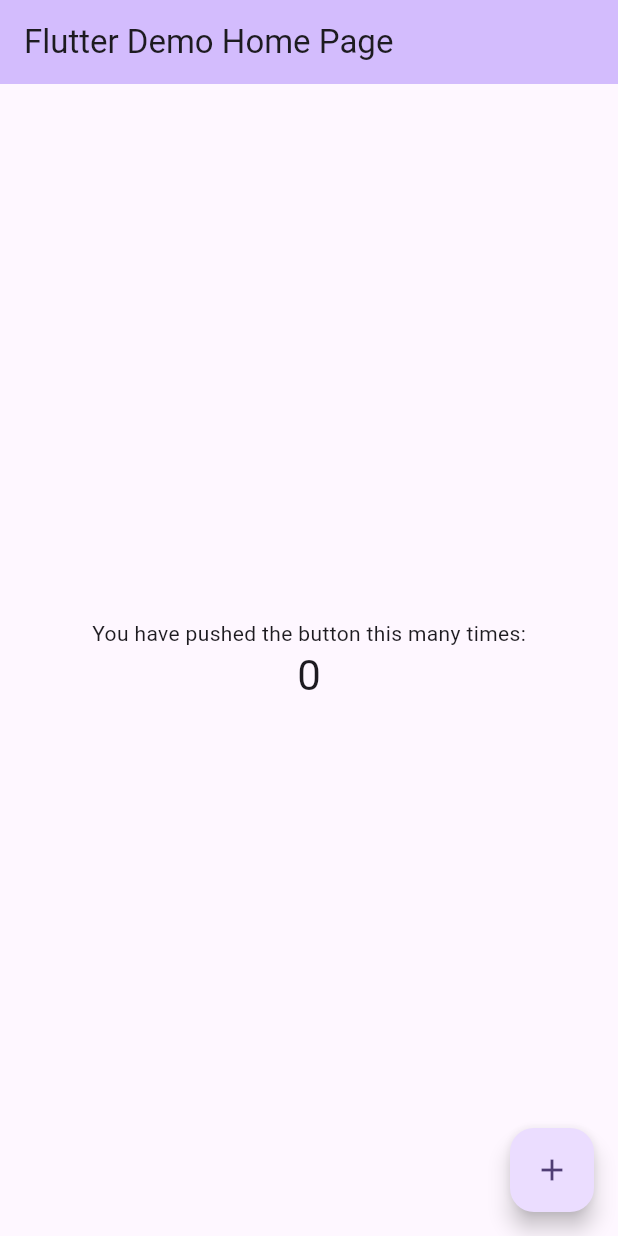
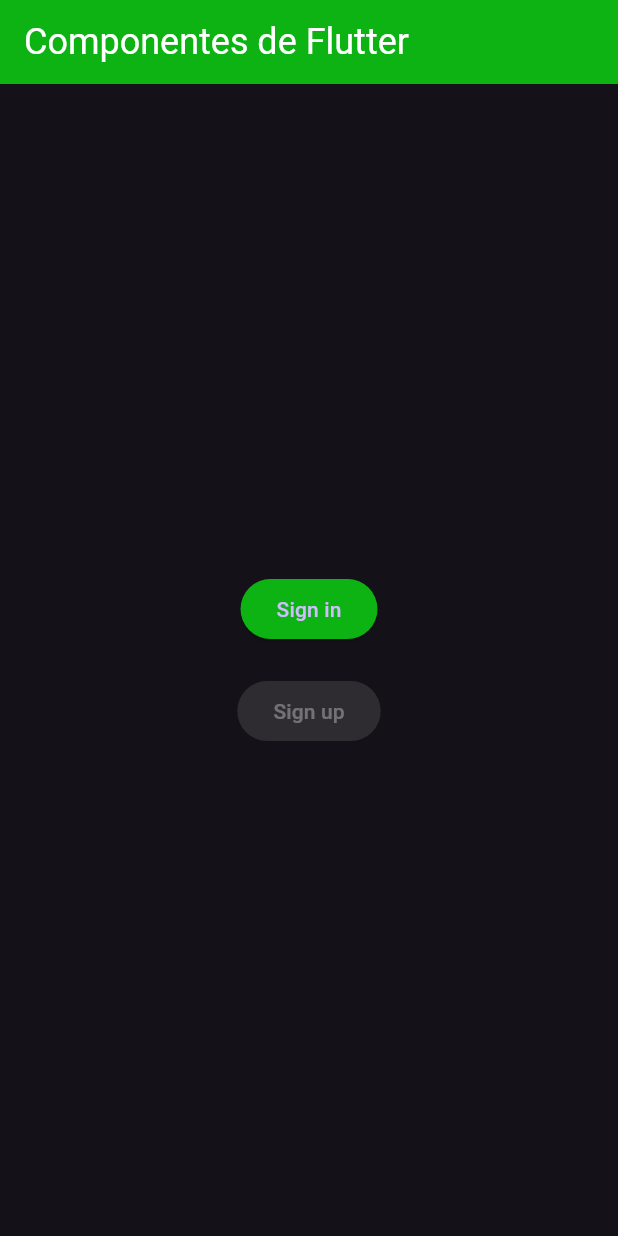
Before and after one commit to jeroen1010/examen_jmj, a Flutter app: the screen it shows after launch, on a phone screen of 412 x 824 dp. Run offline on Flutter 3.47's test engine with Material 3 defaults, Android fonts, the phone set to English and light mode, and no system bars.

Commit message:
Estructura, HomeScreen y SigIn screen

```diff
--- a/lib/main.dart
+++ b/lib/main.dart
@@ -1,125 +1,22 @@
+import 'package:examen_jmj/routes/app_routes_jmj.dart';
+import 'package:examen_jmj/screens/screens_jmj.dart';
+import 'package:examen_jmj/theme/app_theme_jmj.dart';
 import 'package:flutter/material.dart';
 
-void main() {
-  runApp(const MyApp());
-}
+void main() => runApp(const MyApp());
 
 class MyApp extends StatelessWidget {
   const MyApp({super.key});
 
-  // This widget is the root of your application.
   @override
   Widget build(BuildContext context) {
     return MaterialApp(
-      title: 'Flutter Demo',
-      theme: ThemeData(
-        // This is the theme of your application.
-        //
-        // TRY THIS: Try running your application with "flutter run". You'll see
-        // the application has a purple toolbar. Then, without quitting the app,
-        // try changing the seedColor in the colorScheme below to Colors.green
-        // and then invoke "hot reload" (save your changes or press the "hot
-        // reload" button in a Flutter-supported IDE, or press "r" if you used
-        // the command line to start the app).
-        //
-        // Notice that the counter didn't reset back to zero; the application
-        // state is not lost during the reload. To reset the state, use hot
-        // restart instead.
-        //
-        // This works for code too, not just values: Most code changes can be
-        // tested with just a hot reload.
-        colorScheme: ColorScheme.fromSeed(seedColor: Colors.deepPurple),
-        useMaterial3: true,
-      ),
-      home: const MyHomePage(title: 'Flutter Demo Home Page'),
+      debugShowCheckedModeBanner: false,
+      title: 'Examen App',
+      //home: const Listview2Screen(),
+      initialRoute: AppRoutes.initialRoute,
+      routes: AppRoutes.getAppRoutes(),
+      theme: AppTheme.darkTheme
     );
   }
 }
-
-class MyHomePage extends StatefulWidget {
-  const MyHomePage({super.key, required this.title});
-
-  // This widget is the home page of your application. It is stateful, meaning
-  // that it has a State object (defined below) that contains fields that affect
-  // how it looks.
-
-  // This class is the configuration for the state. It holds the values (in this
-  // case the title) provided by the parent (in this case the App widget) and
-  // used by the build method of the State. Fields in a Widget subclass are
-  // always marked "final".
-
-  final String title;
-
-  @override
-  State<MyHomePage> createState() => _MyHomePageState();
-}
-
-class _MyHomePageState extends State<MyHomePage> {
-  int _counter = 0;
-
-  void _incrementCounter() {
-    setState(() {
-      // This call to setState tells the Flutter framework that something has
-      // changed in this State, which causes it to rerun the build method below
-      // so that the display can reflect the updated values. If we changed
-      // _counter without calling setState(), then the build method would not be
-      // called again, and so nothing would appear to happen.
-      _counter++;
-    });
-  }
-
-  @override
-  Widget build(BuildContext context) {
-    // This method is rerun every time setState is called, for instance as done
-    // by the _incrementCounter method above.
-    //
-    // The Flutter framework has been optimized to make rerunning build methods
-    // fast, so that you can just rebuild anything that needs updating rather
-    // than having to individually change instances of widgets.
-    return Scaffold(
-      appBar: AppBar(
-        // TRY THIS: Try changing the color here to a specific color (to
-        // Colors.amber, perhaps?) and trigger a hot reload to see the AppBar
-        // change color while the other colors stay the same.
-        backgroundColor: Theme.of(context).colorScheme.inversePrimary,
-        // Here we take the value from the MyHomePage object that was created by
-        // the App.build method, and use it to set our appbar title.
-        title: Text(widget.title),
-      ),
-      body: Center(
-        // Center is a layout widget. It takes a single child and positions it
-        // in the middle of the parent.
-        child: Column(
-          // Column is also a layout widget. It takes a list of children and
-          // arranges them vertically. By default, it sizes itself to fit its
-          // children horizontally, and tries to be as tall as its parent.
-          //
-          // Column has various properties to control how it sizes itself and
-          // how it positions its children. Here we use mainAxisAlignment to
-          // center the children vertically; the main axis here is the vertical
-          // axis because Columns are vertical (the cross axis would be
-          // horizontal).
-          //
-          // TRY THIS: Invoke "debug painting" (choose the "Toggle Debug Paint"
-          // action in the IDE, or press "p" in the console), to see the
-          // wireframe for each widget.
-          mainAxisAlignment: MainAxisAlignment.center,
-          children: <Widget>[
-            const Text(
-              'You have pushed the button this many times:',
-            ),
-            Text(
-              '$_counter',
-              style: Theme.of(context).textTheme.headlineMedium,
-            ),
-          ],
-        ),
-      ),
-      floatingActionButton: FloatingActionButton(
-        onPressed: _incrementCounter,
-        tooltip: 'Increment',
-        child: const Icon(Icons.add),
-      ), // This trailing comma makes auto-formatting nicer for build methods.
-    );
-  }
-}
--- /dev/null
+++ b/lib/models/menu_option_jmj.dart
@@ -0,0 +1,11 @@
+import 'package:examen_jmj/screens/screens_jmj.dart';
+import 'package:flutter/material.dart';
+
+class MenuOption {
+  final String route;
+  final IconData icon;
+  final String name;
+  final Widget screen;
+
+  MenuOption({required this.route, required this.icon, required this.name, required this.screen});
+}
--- /dev/null
+++ b/lib/models/models_jmj.dart
@@ -0,0 +1 @@
+export 'package:examen_jmj/models/menu_option_jmj.dart';
--- /dev/null
+++ b/lib/routes/app_routes_jmj.dart
@@ -0,0 +1,37 @@
+import 'package:examen_jmj/models/models_jmj.dart';
+import 'package:examen_jmj/screens/screens_jmj.dart';
+import 'package:flutter/material.dart';
+
+class AppRoutes {
+  static const initialRoute = 'home';
+
+  static final MenuOptions = <MenuOption>[
+    MenuOption(
+      route: 'home',
+      icon: Icons.house_rounded,
+      name: 'Home Screen',
+      screen: const HomeScreen()),
+    MenuOption(
+      route: 'signin',
+      icon: Icons.login_rounded,
+      name: 'Sign In Screen',
+      screen: const SigninScreen(),
+    ),
+  ];
+
+  static Map<String, Widget Function(BuildContext)> getAppRoutes() {
+    Map<String, Widget Function(BuildContext)> appRoutes = {};
+
+    for (final option in MenuOptions) {
+      appRoutes.addAll({option.route: (BuildContext context) => option.screen});
+    }
+
+    return appRoutes;
+  }
+
+  /*static Route<dynamic> onGenerateRoute (RouteSettings settings) {
+      return MaterialPageRoute(
+        builder: (context) => const AlertScreen()
+      );
+  }*/
+}
--- /dev/null
+++ b/lib/screens/home_screen_jmj.dart
@@ -0,0 +1,41 @@
+import 'package:examen_jmj/routes/app_routes_jmj.dart';
+import 'package:flutter/material.dart';
+import 'package:examen_jmj/theme/app_theme_jmj.dart';
+
+class HomeScreen extends StatelessWidget {
+  const HomeScreen({Key? key}) : super(key: key);
+
+  @override
+  Widget build(BuildContext context) {
+    return Scaffold(
+      appBar: AppBar(
+        title: const Text('Componentes de Flutter'),
+        elevation: 0,
+      ),
+      body: Center(
+        child: Column(
+          mainAxisAlignment: MainAxisAlignment.center,
+          children: [
+            ElevatedButton(
+              onPressed: () {
+                //Navigator.pushNamed(context, AppRoutes.signinScreen); // Navegación a SigninScreen
+              },
+              style: ElevatedButton.styleFrom(
+                backgroundColor: Color.fromARGB(255, 13, 179, 19),
+              ),
+              child: const Text('Sign in'),
+            ),
+            const SizedBox(height: 20), // Espaciado entre botones
+            ElevatedButton(
+              onPressed: null, // Deshabilitado
+              style: ElevatedButton.styleFrom(
+                backgroundColor: Colors.grey, // Fondo gris para indicar que está bloqueado
+              ),
+              child: const Text('Sign up'),
+            ),
+          ],
+        ),
+      ),
+    );
+  }
+}
--- /dev/null
+++ b/lib/screens/screens_jmj.dart
@@ -0,0 +1,5 @@
+export 'package:examen_jmj/screens/home_screen_jmj.dart';
+export 'package:examen_jmj/screens/listview_screen.jmj.dart';
+export 'package:examen_jmj/screens/monitores_screen_jmj.dart';
+export 'package:examen_jmj/screens/pistas_screen_jmj.dart';
+export 'package:examen_jmj/screens/signin_screen_jmj.dart';
--- /dev/null
+++ b/lib/theme/app_theme_jmj.dart
@@ -0,0 +1,40 @@
+import 'package:flutter/material.dart';
+
+class AppTheme {
+  //Color primario
+  //
+  static const Color primary = Color.fromARGB(255, 13, 179, 19);
+
+  static final ThemeData darkTheme = ThemeData.dark().copyWith(
+        //Color primario
+        primaryColor: primary,
+        //Appbar theme
+        appBarTheme: const AppBarTheme(
+          color: primary,
+          titleTextStyle: TextStyle(color: Colors.white, fontSize: 24),
+          iconTheme: IconThemeData(color: Colors.white)
+        ),
+        listTileTheme: const ListTileThemeData(
+          iconColor: primary,
+        ),
+        //TetxButton Theme
+        textButtonTheme: TextButtonThemeData(
+          style: TextButton.styleFrom(foregroundColor: primary)
+        ),
+        floatingActionButtonTheme: const FloatingActionButtonThemeData(
+          backgroundColor: primary,
+          elevation: 5
+        ),
+        //InputDecoration
+        inputDecorationTheme: InputDecorationTheme(
+          floatingLabelStyle: TextStyle(color: primary),
+          enabledBorder: OutlineInputBorder(
+            borderSide: BorderSide(color: primary),
+            borderRadius: BorderRadius.circular(10)
+          ),
+          focusedBorder: OutlineInputBorder(
+            borderRadius: BorderRadius.circular(10)
+          )
+        )
+  );
+}
```
Also changed, not shown: lib/screens/signin_screen_jmj.dart (added, +78 -0 lines), lib/widgets/custom_text_form_field_jmj.dart (added, +48 -0 lines), lib/screens/listview_screen.jmj.dart (added), lib/screens/monitores_screen_jmj.dart (added), lib/screens/pistas_screen_jmj.dart (added).
